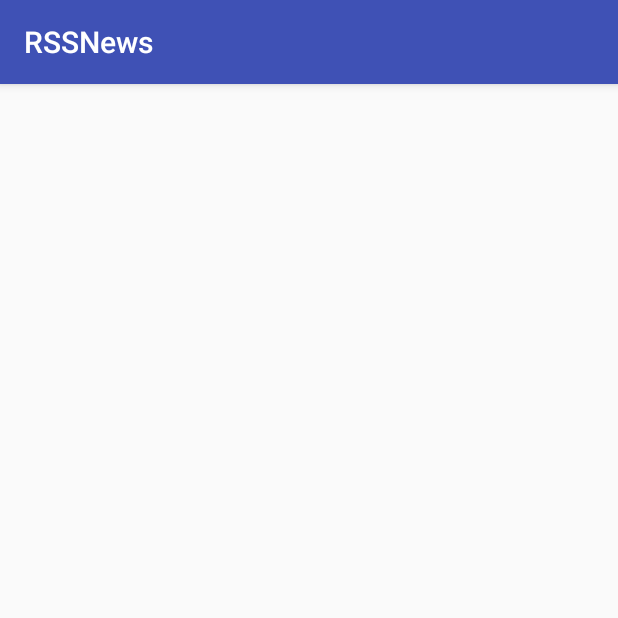
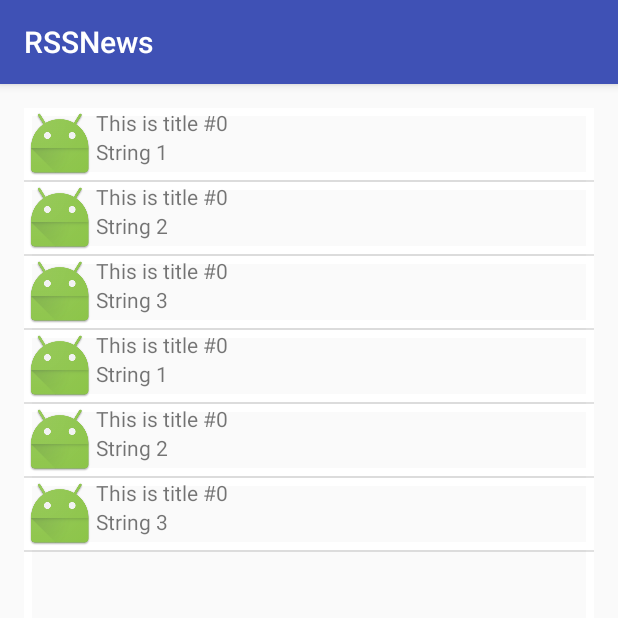
Before and after one commit to FoulgerDevin/CS496_project1, an Android app: the screen it shows after launch (MainFeed), on a phone screen of 412 x 824 dp, the top half of it. Run offline under Robolectric (Android 15) with nearby library versions, the phone set to English and light mode, and no system bars.

Commit message:
Added Class for ListView Adapter

```diff
--- a/RSSNews/app/build.gradle
+++ b/RSSNews/app/build.gradle
@@ -16,6 +16,9 @@ android {
             minifyEnabled false
             proguardFiles getDefaultProguardFile('proguard-android.txt'), 'proguard-rules.pro'
         }
+        debug {
+            debuggable true
+        }
     }
 }
 
--- a/RSSNews/app/src/main/java/cs496_projecy/rssnews/MainFeed.java
+++ b/RSSNews/app/src/main/java/cs496_projecy/rssnews/MainFeed.java
@@ -2,12 +2,35 @@ package cs496_projecy.rssnews;
 
 import android.support.v7.app.AppCompatActivity;
 import android.os.Bundle;
+import android.widget.ListAdapter;
+import android.widget.ListView;
+
+import java.util.ArrayList;
 
 public class MainFeed extends AppCompatActivity {
+    ArrayList<String> myStrArr;
+    ListView mList;
+    MyAdapter mAdapter;
 
     @Override
     protected void onCreate(Bundle savedInstanceState) {
         super.onCreate(savedInstanceState);
         setContentView(R.layout.activity_main_feed);
+
+        mList = (ListView)findViewById(R.id.mainList);
+
+        // test
+        myStrArr = new ArrayList<String>();
+        myStrArr.add("String 1");
+        myStrArr.add("String 2");
+        myStrArr.add("String 3");
+
+        // Create an adapter and attach it to the list
+        mAdapter = new MyAdapter(this, myStrArr);
+        mList.setAdapter(mAdapter);
+
+        mAdapter.addAll(myStrArr);
     }
+
+
 }
--- /dev/null
+++ b/RSSNews/app/src/main/java/cs496_projecy/rssnews/MyAdapter.java
@@ -0,0 +1,48 @@
+package cs496_projecy.rssnews;
+
+import android.content.Context;
+import android.view.LayoutInflater;
+import android.view.View;
+import android.view.ViewGroup;
+import android.widget.ArrayAdapter;
+import android.widget.ImageView;
+import android.widget.TextView;
+
+import java.util.ArrayList;
+
+/**
+ * Created by David on 4/29/2016.
+ */
+public class MyAdapter extends ArrayAdapter<String> {
+    int count = 0;
+
+    public MyAdapter(Context context, ArrayList<String> items) {
+        super(context, 0, items);
+    }
+
+    @Override
+    public View getView(int position, View convertView, ViewGroup parent) {
+        // Get the item we are trying to represent
+        String item = getItem(position);
+
+        // Check if we are recycling an existing view
+        if(convertView == null) {
+            convertView = LayoutInflater.from(getContext()).inflate(R.layout.list_item, parent, false);
+        }
+
+        // Now get the data fields for the list_item view:
+        TextView title = (TextView)convertView.findViewById(R.id.title);
+        TextView summary = (TextView)convertView.findViewById(R.id.summary);
+        ImageView image = (ImageView)convertView.findViewById(R.id.image);
+
+        // Now add our data into the view
+        title.setText("This is title #" + count);
+        summary.setText(item);
+        image.setImageResource(R.mipmap.ic_launcher);
+
+        // Finish
+        return convertView;
+    }
+
+
+}
--- /dev/null
+++ b/RSSNews/app/src/main/res/drawable/background.xml
@@ -0,0 +1,7 @@
+<?xml version="1.0" encoding="utf-8"?>
+<shape xmlns:android="http://schemas.android.com/apk/res/android"
+    android:shape="rectangle">
+    <stroke
+        android:width="5dip"
+        android:color="@android:color/white" />
+</shape>
--- a/RSSNews/app/src/main/res/layout/activity_main_feed.xml
+++ b/RSSNews/app/src/main/res/layout/activity_main_feed.xml
@@ -8,4 +8,14 @@
     android:paddingRight="@dimen/activity_horizontal_margin"
     android:paddingTop="@dimen/activity_vertical_margin"
     tools:context="cs496_projecy.rssnews.MainFeed">
+
+    <ListView
+        android:layout_width="fill_parent"
+        android:layout_height="fill_parent"
+        android:id="@+id/mainList"
+        android:layout_alignParentTop="true"
+        android:layout_alignParentLeft="true"
+        android:layout_alignParentStart="true"
+        android:background="@drawable/background"
+    />
 </RelativeLayout>
--- /dev/null
+++ b/RSSNews/app/src/main/res/layout/list_item.xml
@@ -0,0 +1,27 @@
+<?xml version="1.0" encoding="utf-8"?>
+<RelativeLayout xmlns:android="http://schemas.android.com/apk/res/android"
+    android:orientation="vertical"
+    android:layout_width="match_parent"
+    android:layout_height="match_parent"
+    android:background="@drawable/background"
+    >
+
+    <ImageView
+        android:id="@+id/image"
+        android:layout_width="wrap_content"
+        android:layout_height="wrap_content"
+    />
+    <TextView
+        android:id="@+id/title"
+        android:layout_width="wrap_content"
+        android:layout_height="wrap_content"
+        android:layout_toRightOf="@+id/image"
+    />
+    <TextView
+        android:id="@+id/summary"
+        android:layout_width="wrap_content"
+        android:layout_height="wrap_content"
+        android:layout_toRightOf="@+id/image"
+        android:layout_below="@+id/title"
+        />
+</RelativeLayout>
--- a/RSSNews/build.gradle
+++ b/RSSNews/build.gradle
@@ -5,7 +5,7 @@ buildscript {
         jcenter()
     }
     dependencies {
-        classpath 'com.android.tools.build:gradle:1.5.0'
+        classpath 'com.android.tools.build:gradle:2.0.0'
 
         // NOTE: Do not place your application dependencies here; they belong
         // in the individual module build.gradle files
```
Also changed, not shown: RSSNews/gradle/wrapper/gradle-wrapper.properties, 3 other files.
